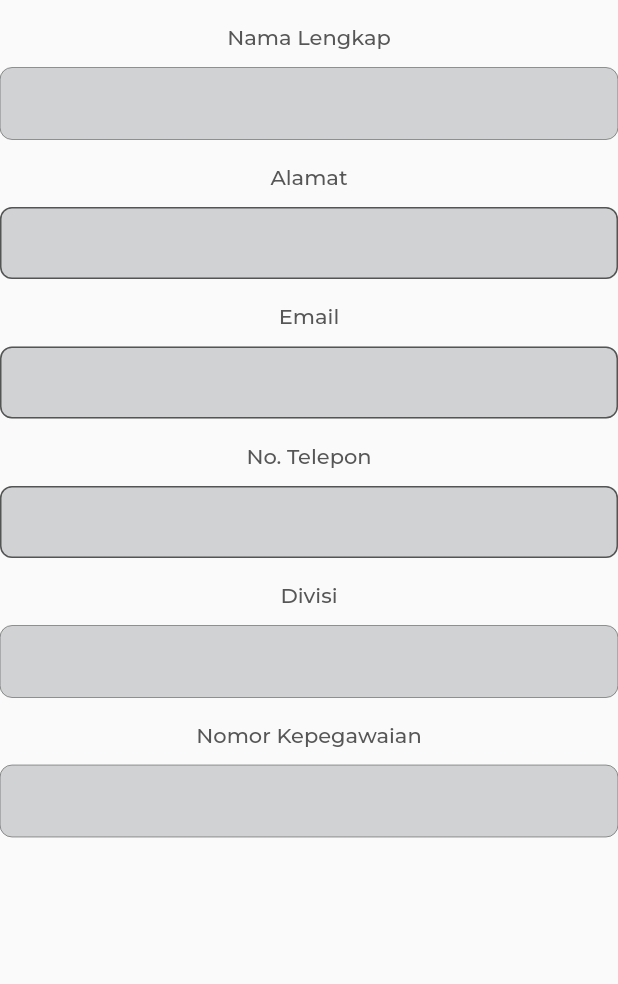
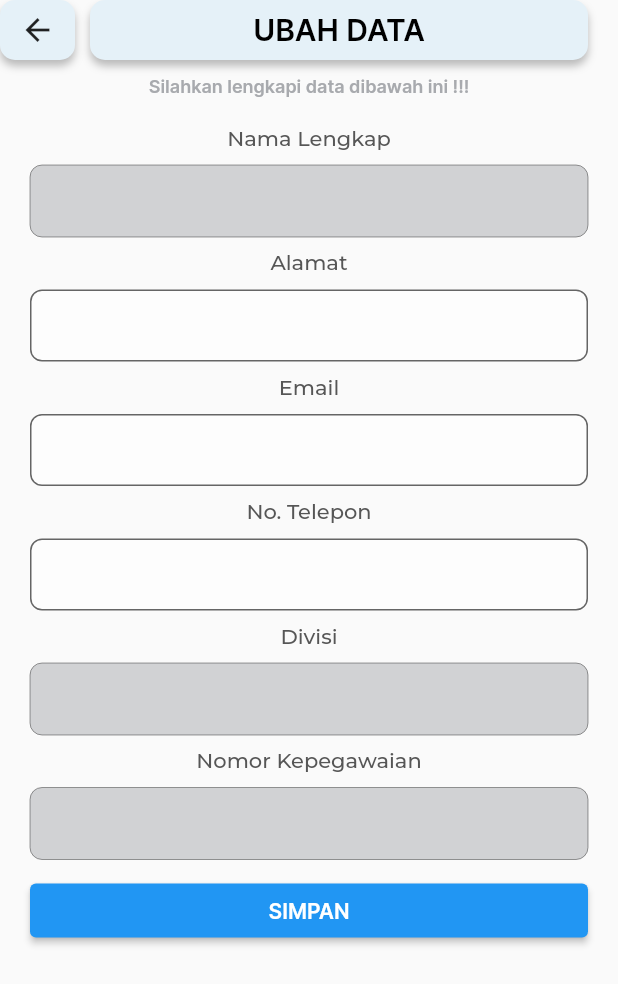
Before and after one commit to kusnadin-ali/TMS-Hub, a Flutter app: the EditProfilScreen screen opened directly, on a phone screen of 412 x 824 dp. Shown: the top 984 px of the screen. Run offline on Flutter 3.47's test engine with Material 2 defaults, Android fonts, the phone set to English and light mode, and no system bars; our stand-ins replace dotted_border, flutter_map, hexcolor, latlong2, location, permission_handler.

Commit message:
update FE, halaman edit password dan profil

```diff
--- a/Front-End/tmshub/lib/main.dart
+++ b/Front-End/tmshub/lib/main.dart
@@ -16,8 +16,8 @@ class MyApp extends StatelessWidget {
   Widget build(BuildContext context) {
     return MaterialApp(
       debugShowCheckedModeBanner: false,
-      // home: SplashScreen(),
-      home: ProfileScreen(),
+      home: SplashScreen(),
+      // home: ProfileScreen(),
     );
   }
 }
--- a/Front-End/tmshub/lib/src/screens/profile/edit_profil_screen.dart
+++ b/Front-End/tmshub/lib/src/screens/profile/edit_profil_screen.dart
@@ -2,6 +2,7 @@
 
 import 'package:flutter/material.dart';
 import 'package:hexcolor/hexcolor.dart';
+import 'package:tmshub/src/widgets/cuti_widgets/custom_tittle_bar.dart';
 
 class EditProfilScreen extends StatefulWidget {
   const EditProfilScreen({Key? key}) : super(key: key);
@@ -19,8 +20,37 @@ class _EditProfilScreenState extends State<EditProfilScreen> {
         body: SingleChildScrollView(
       child: Column(
         children: [
-            Form(
+          CustomTittleBar(tittle: "UBAH DATA", onPress: () {}),
+          Padding(
+            padding: EdgeInsets.symmetric(vertical: 10),
+            child: Text(
+              'Silahkan lengkapi data dibawah ini !!!',
+              textAlign: TextAlign.justify,
+              style: TextStyle(
+                color: Color(0xFFA8AAAE),
+                fontSize: 12,
+                fontFamily: 'Montserrat',
+                fontWeight: FontWeight.w600,
+                height: 0,
+              ),
+            ),
+          ),
+          formMethod(context),
+        ],
+      ),
+    ));
+  }
+}
+
+formMethod(context) {
+  dynamic temp;
+
+  return Form(
+    child: Container(
+      padding: EdgeInsets.symmetric(horizontal: 20),
       child: Column(
+        mainAxisAlignment: MainAxisAlignment.start,
+        crossAxisAlignment: CrossAxisAlignment.start,
         children: [
           _inputText(
             tittle: "Nama Lengkap",
@@ -52,7 +82,20 @@ class _EditProfilScreenState extends State<EditProfilScreen> {
             localVariable: temp,
             enabled: false,
           ),
-                ],
+          Container(
+            padding: EdgeInsets.symmetric(vertical: 10),
+            width: MediaQuery.of(context).size.width,
+            child: ElevatedButton(
+              onPressed: () => saveProfile(),
+              child: Text(
+                "SIMPAN",
+                style: TextStyle(
+                  color: Colors.white,
+                  fontSize: 14,
+                  fontFamily: 'Montserrat',
+                  fontWeight: FontWeight.w600,
+                ),
+              ),
             ),
           )
         ],
@@ -60,14 +103,15 @@ class _EditProfilScreenState extends State<EditProfilScreen> {
     ),
   );
 }
-}
+
+saveProfile() {}
 
 _inputText(
     {required String tittle,
     required var localVariable,
     required bool enabled}) {
   return Column(children: [
-    SizedBox(height: 16),
+    SizedBox(height: 8),
     Text(
       tittle,
       style: TextStyle(
@@ -77,7 +121,7 @@ _inputText(
         color: HexColor("#565656"),
       ),
     ),
-    SizedBox(height: 12),
+    SizedBox(height: 10),
     TextFormField(
       initialValue: localVariable,
       style: TextStyle(
@@ -89,10 +133,10 @@ _inputText(
       decoration: InputDecoration(
         enabled: enabled,
         filled: true,
-        fillColor: Color.fromRGBO(168, 170, 174, 0.5),
+        fillColor: !enabled ? HexColor("#80A8AAAE") : HexColor("#80FFFFFF"),
         border: OutlineInputBorder(
-            borderRadius: BorderRadius.circular(8), gapPadding: 16),
-        contentPadding: EdgeInsetsDirectional.symmetric(horizontal: 20),
+            borderRadius: BorderRadius.circular(8), gapPadding: 8),
+        contentPadding: EdgeInsetsDirectional.symmetric(horizontal: 10),
       ),
     )
   ]);
--- a/Front-End/tmshub/lib/src/widgets/profile_widgets/profile_main.dart
+++ b/Front-End/tmshub/lib/src/widgets/profile_widgets/profile_main.dart
@@ -52,6 +52,7 @@ class _ProfilCardState extends State<ProfilCard> {
             Align(
                 alignment: AlignmentDirectional.bottomEnd,
                 child: FloatingActionButton(
+                  heroTag: "fabcustom",
                   isExtended: true,
                   onPressed: () {
                     Navigator.push(
--- a/Front-End/tmshub/pubspec.yaml
+++ b/Front-End/tmshub/pubspec.yaml
@@ -18,7 +18,6 @@ dependencies:
   cupertino_icons: ^1.0.2
   hexcolor: ^3.0.1
   intl: ^0.18.1
-  auto_size_text:
   dio:
   dotted_border:
   latlong2: ^0.9.0
@@ -26,7 +25,6 @@ dependencies:
   http: ^1.1.0
   provider:
   permission_handler: ^11.0.1
-  intl: ^0.18.1
 
 dev_dependencies:
   flutter_test:
```
Also changed, not shown: Front-End/tmshub/lib/src/models/cuti_model.dart (added, +49 -0 lines), Front-End/tmshub/lib/src/screens/profile/edit_password_screen.dart (+53 -18 lines), Front-End/tmshub/lib/src/services/cuti_services.dart (added, +20 -0 lines), Front-End/tmshub/lib/src/widgets/top_navigation.dart (+7 -8 lines), Front-End/tmshub/pubspec.lock. Lines whose indentation alone changed are shown as unchanged.
